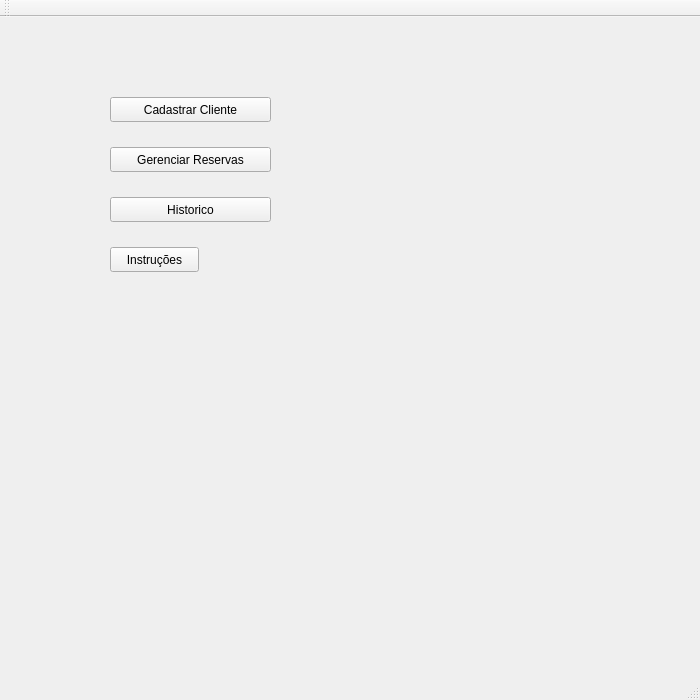
Above: cc4652/mainwindow.ui from victoralmeida/cc4652-031 before the change. Below: the same form after it.
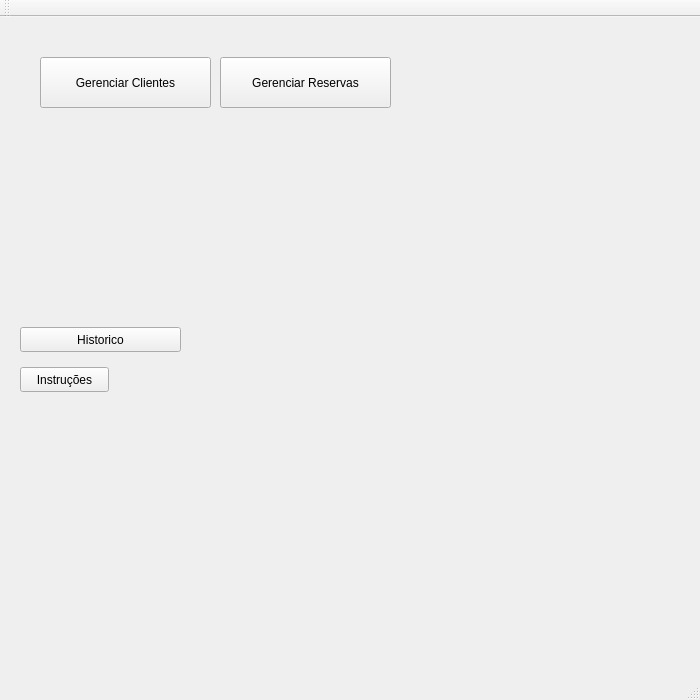
That is the form after the change.

Commit message: e possivel abrir janela de gerenciar cliente

```diff
--- a/cc4652/mainwindow.ui
+++ b/cc4652/mainwindow.ui
@@ -17,23 +17,23 @@
    <widget class="QPushButton" name="btCadastrar">
     <property name="geometry">
      <rect>
-      <x>110</x>
-      <y>80</y>
-      <width>161</width>
-      <height>25</height>
+      <x>40</x>
+      <y>40</y>
+      <width>171</width>
+      <height>51</height>
      </rect>
     </property>
     <property name="text">
-     <string>Cadastrar Cliente</string>
+     <string>Gerenciar Clientes</string>
     </property>
    </widget>
    <widget class="QPushButton" name="btGerenciar">
     <property name="geometry">
      <rect>
-      <x>110</x>
-      <y>130</y>
-      <width>161</width>
-      <height>25</height>
+      <x>220</x>
+      <y>40</y>
+      <width>171</width>
+      <height>51</height>
      </rect>
     </property>
     <property name="text">
@@ -43,8 +43,8 @@
    <widget class="QPushButton" name="btHist">
     <property name="geometry">
      <rect>
-      <x>110</x>
-      <y>180</y>
+      <x>20</x>
+      <y>310</y>
       <width>161</width>
       <height>25</height>
      </rect>
@@ -56,8 +56,8 @@
    <widget class="QPushButton" name="btInfo">
     <property name="geometry">
      <rect>
-      <x>110</x>
-      <y>230</y>
+      <x>20</x>
+      <y>350</y>
       <width>89</width>
       <height>25</height>
      </rect>
```
The commit also changes 27 other files.
